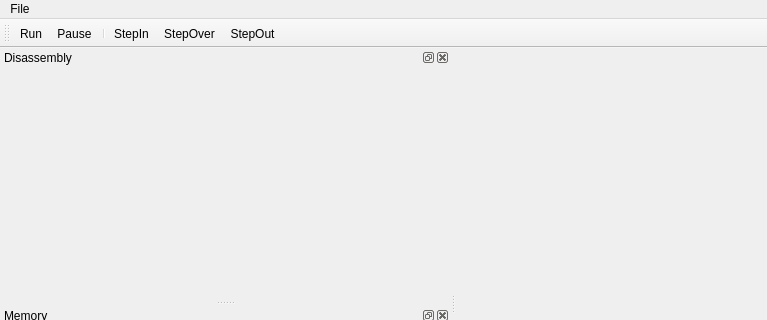
Before: the Qt Designer form pcsp_debugger/src/qt4/qt4_pcspdebugger.ui in pcspold/pcsp-deprecated, drawn with Qt 5; both pictures show x 0 to 767 and y 0 to 320 of the 767 by 580 pixel window.
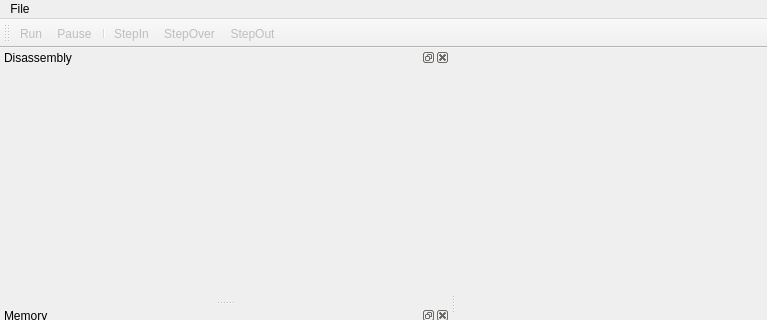
After: the same form once the commit is applied. Icons and pictures are not drawn. Custom widgets are drawn as their Qt base class.

Commit message: Added connect button with code to connect.

```diff
--- a/pcsp_debugger/src/qt4/qt4_pcspdebugger.ui
+++ b/pcsp_debugger/src/qt4/qt4_pcspdebugger.ui
@@ -45,6 +45,9 @@
   </widget>
   <widget class="QStatusBar" name="statusBar"/>
   <widget class="QToolBar" name="toolBar">
+   <property name="enabled">
+    <bool>false</bool>
+   </property>
    <property name="windowTitle">
     <string>toolBar</string>
    </property>
```
Left out of the diff: 30 changed lines with no effect on the pictures. The commit also changes 3 other files.
